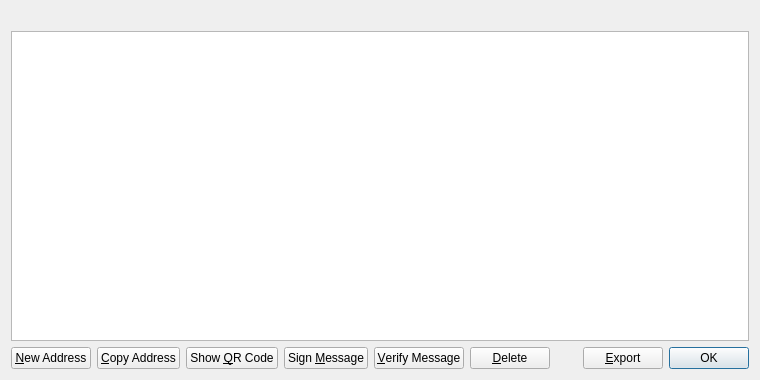
The window that src/qt/forms/addressbookpage.ui (deltatoken/sela-coin) describes before a commit, drawn with Qt 5.
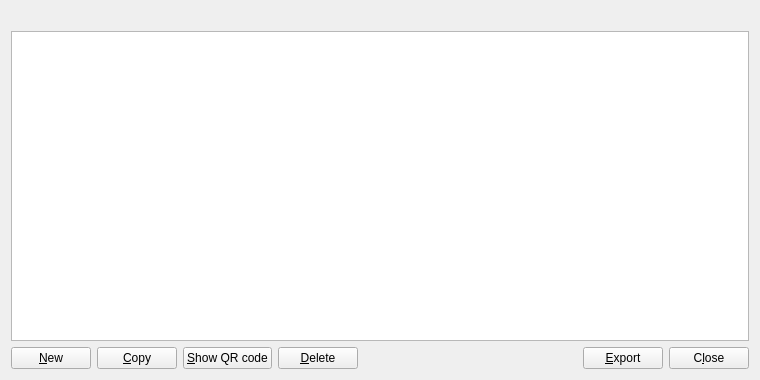
The same window after the commit. Icons and pictures are not drawn.

Patch:
```diff
--- a/src/qt/forms/addressbookpage.ui
+++ b/src/qt/forms/addressbookpage.ui
@@ -60,11 +60,10 @@
         <string>Create a new address</string>
        </property>
        <property name="text">
-        <string>&amp;New Address</string>
+        <string>&amp;New</string>
        </property>
-       <property name="icon">
-        <iconset resource="../bitcoin.qrc">
-         <normaloff>:/icons/add</normaloff>:/icons/add</iconset>
+       <property name="autoDefault">
+        <bool>false</bool>
        </property>
       </widget>
      </item>
@@ -74,50 +73,23 @@
         <string>Copy the currently selected address to the system clipboard</string>
        </property>
        <property name="text">
-        <string>&amp;Copy Address</string>
+        <string>&amp;Copy</string>
        </property>
-       <property name="icon">
-        <iconset resource="../bitcoin.qrc">
-         <normaloff>:/icons/editcopy</normaloff>:/icons/editcopy</iconset>
+       <property name="autoDefault">
+        <bool>false</bool>
        </property>
       </widget>
      </item>
      <item>
-      <widget class="QPushButton" name="showQRCode">
-       <property name="text">
-        <string>Show &amp;QR Code</string>
-       </property>
-       <property name="icon">
-        <iconset resource="../bitcoin.qrc">
-         <normaloff>:/icons/qrcode</normaloff>:/icons/qrcode</iconset>
-       </property>
-      </widget>
-     </item>
-     <item>
-      <widget class="QPushButton" name="signMessage">
+      <widget class="QPushButton" name="showAddressQRCode">
        <property name="toolTip">
         <string>Sign a message to prove you own a Sela address</string>
        </property>
        <property name="text">
-        <string>Sign &amp;Message</string>
+        <string>&amp;Show QR code</string>
        </property>
-       <property name="icon">
-        <iconset resource="../bitcoin.qrc">
-         <normaloff>:/icons/edit</normaloff>:/icons/edit</iconset>
-       </property>
-      </widget>
-     </item>
-     <item>
-      <widget class="QPushButton" name="verifyMessage">
-       <property name="toolTip">
-        <string>Verify a message to ensure it was signed with a specified Sela address</string>
-       </property>
-       <property name="text">
-        <string>&amp;Verify Message</string>
-       </property>
-       <property name="icon">
-        <iconset resource="../bitcoin.qrc">
-         <normaloff>:/icons/transaction_0</normaloff>:/icons/transaction_0</iconset>
+       <property name="autoDefault">
+        <bool>false</bool>
        </property>
       </widget>
      </item>
@@ -129,9 +101,8 @@
        <property name="text">
         <string>&amp;Delete</string>
        </property>
-       <property name="icon">
-        <iconset resource="../bitcoin.qrc">
-         <normaloff>:/icons/remove</normaloff>:/icons/remove</iconset>
+       <property name="autoDefault">
+        <bool>false</bool>
        </property>
       </widget>
      </item>
@@ -163,15 +134,18 @@
       </widget>
      </item>
      <item>
-      <widget class="QDialogButtonBox" name="buttonBox">
+      <widget class="QPushButton" name="closeButton">
        <property name="sizePolicy">
-        <sizepolicy hsizetype="Maximum" vsizetype="Fixed">
+        <sizepolicy hsizetype="Minimum" vsizetype="Minimum">
          <horstretch>0</horstretch>
          <verstretch>0</verstretch>
         </sizepolicy>
        </property>
-       <property name="standardButtons">
-        <set>QDialogButtonBox::Ok</set>
+       <property name="text">
+        <string>C&amp;lose</string>
+       </property>
+       <property name="autoDefault">
+        <bool>false</bool>
        </property>
       </widget>
      </item>
```
Left out of the diff: 14 changed lines with no effect on the pictures.
